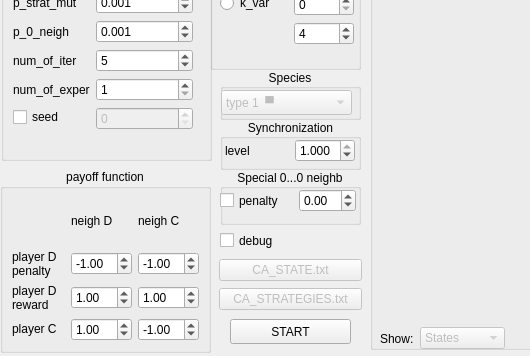
Above: domino/untitled.ui from akelm/domino_app before the change; both pictures show x 0 to 530 and y 211 to 567 of the 975 by 567 pixel window. Below: the same form after it.
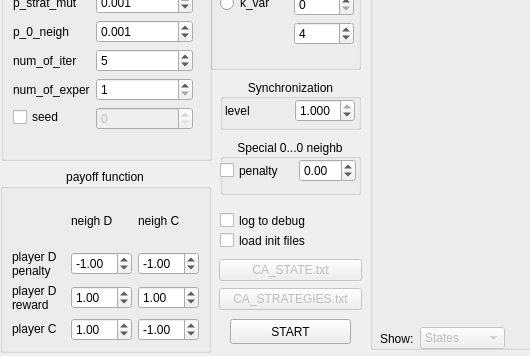
That is the form after the change.

Commit message: spinbox limts, debug button

The edit to the form file:
```diff
--- a/domino/untitled.ui
+++ b/domino/untitled.ui
@@ -971,59 +971,6 @@
      </item>
     </layout>
    </widget>
-   <widget class="QGroupBox" name="groupBox_4">
-    <property name="geometry">
-     <rect>
-      <x>220</x>
-      <y>280</y>
-      <width>141</width>
-      <height>51</height>
-     </rect>
-    </property>
-    <property name="title">
-     <string>Species</string>
-    </property>
-    <property name="alignment">
-     <set>Qt::AlignCenter</set>
-    </property>
-    <widget class="QComboBox" name="species_comboBox">
-     <property name="enabled">
-      <bool>false</bool>
-     </property>
-     <property name="geometry">
-      <rect>
-       <x>1</x>
-       <y>21</y>
-       <width>131</width>
-       <height>25</height>
-      </rect>
-     </property>
-     <property name="sizePolicy">
-      <sizepolicy hsizetype="Maximum" vsizetype="Maximum">
-       <horstretch>0</horstretch>
-       <verstretch>0</verstretch>
-      </sizepolicy>
-     </property>
-     <property name="sizeAdjustPolicy">
-      <enum>QComboBox::AdjustToMinimumContentsLength</enum>
-     </property>
-     <item>
-      <property name="text">
-       <string>type 1  ▀</string>
-      </property>
-     </item>
-     <item>
-      <property name="text">
-       <string>type 2  ▀▀</string>
-      </property>
-     </item>
-     <item>
-      <property name="text">
-       <string>type 3  ▌</string>
-      </property>
-     </item>
-    </widget>
-   </widget>
    <widget class="QFrame" name="debug_frame">
     <property name="enabled">
      <bool>true</bool>
@@ -1323,7 +1270,7 @@
      </rect>
     </property>
     <property name="text">
-     <string>debug</string>
+     <string>load init files</string>
     </property>
    </widget>
    <widget class="QPushButton" name="start_pushButton">
@@ -1343,7 +1290,7 @@
     <property name="geometry">
      <rect>
       <x>220</x>
-      <y>330</y>
+      <y>290</y>
       <width>141</width>
       <height>51</height>
      </rect>
@@ -1415,7 +1362,7 @@
     <property name="geometry">
      <rect>
       <x>220</x>
-      <y>380</y>
+      <y>350</y>
       <width>141</width>
       <height>56</height>
      </rect>
@@ -1504,6 +1451,22 @@
      </layout>
     </widget>
    </widget>
+   <widget class="QCheckBox" name="log_to_debug_checkBox">
+    <property name="enabled">
+     <bool>true</bool>
+    </property>
+    <property name="geometry">
+     <rect>
+      <x>220</x>
+      <y>420</y>
+      <width>139</width>
+      <height>23</height>
+     </rect>
+    </property>
+    <property name="text">
+     <string>log to debug</string>
+    </property>
+   </widget>
   </widget>
  </widget>
  <resources/>
```
Left out of the diff: 12 changed lines with no effect on the pictures. The commit also changes 8 other files.
